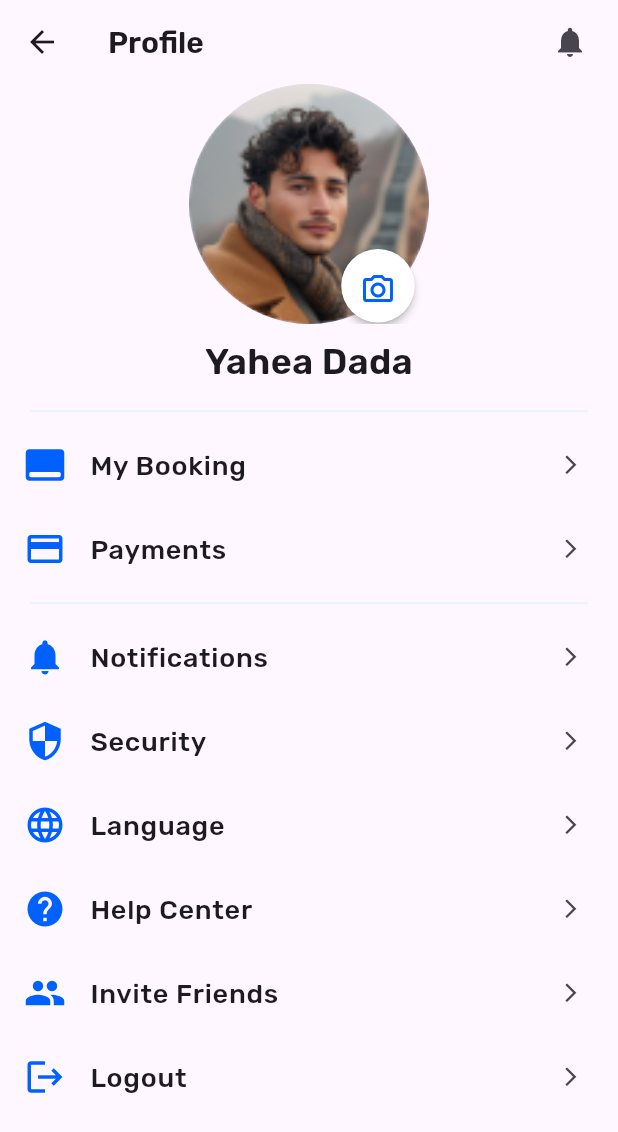
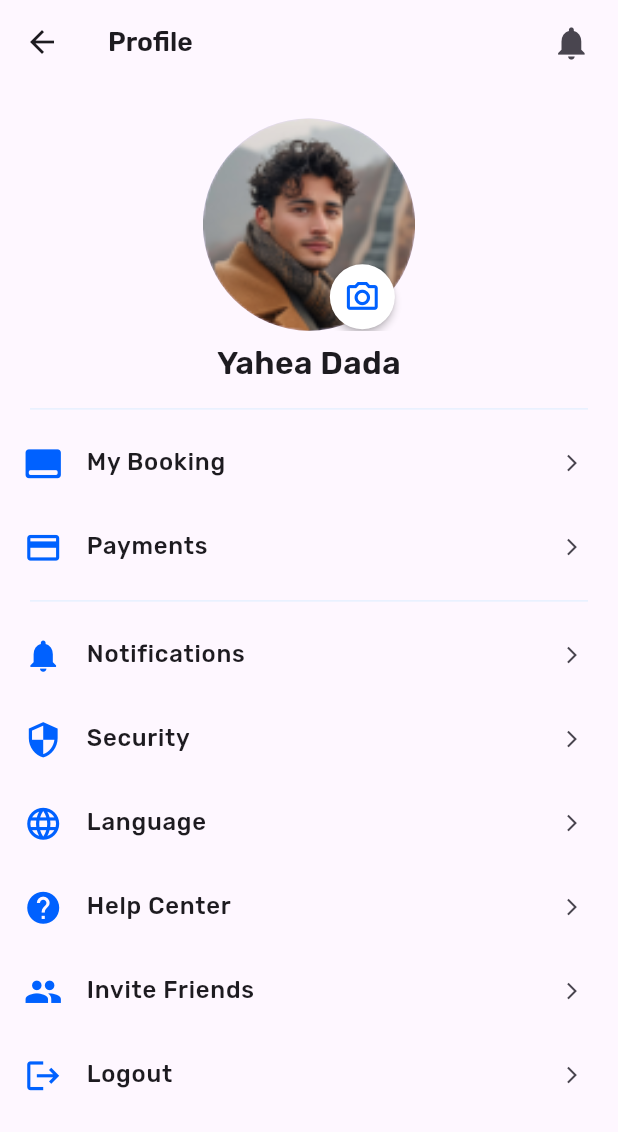
Before and after one commit to Dada6x/easyrent, a Flutter app: the Profile screen opened directly, on a phone screen of 412 x 824 dp. Shown: the top 1132 px of the screen. Run offline on Flutter 3.47's test engine with Material 3 defaults, Android fonts, the light colour scheme and no system bars; our stand-ins replace dio, flutter_screenutil, get, lottie.

Commit message:
file arhitacture and screenUtil pkg

```diff
--- a/lib/core/constants/assets.dart
+++ b/lib/core/constants/assets.dart
@@ -46,5 +46,5 @@ const paypal = "assets/icons/Paypal.png";
 const masterCard = "assets/icons/MasterCard.png";
 const googlePay = "assets/icons/GooglePay.png";
 const chip = "assets/icons/Chip.png";
-//! --------------animations-----------------
+//!-----------animations----------------------
 const easyRent = "assets/animations/EeasyRent.json";
--- a/lib/core/utils/textStyles.dart
+++ b/lib/core/utils/textStyles.dart
@@ -1,112 +1,113 @@
 // ignore: file_names
 import 'package:flutter/material.dart';
+import 'package:flutter_screenutil/flutter_screenutil.dart';
 
 class AppTextStyles {
   //! 32
-  static TextStyle h32light = const TextStyle(
-      fontSize: 32, fontFamily: "Rubik", fontWeight: FontWeight.w300);
-  static TextStyle h32regular = const TextStyle(
-      fontSize: 32, fontFamily: "Rubik", fontWeight: FontWeight.w400);
-  static TextStyle h32medium = const TextStyle(
-      fontSize: 32, fontFamily: "Rubik", fontWeight: FontWeight.w500);
-  static TextStyle h32semi = const TextStyle(
-      fontSize: 32, fontFamily: "Rubik", fontWeight: FontWeight.w600);
-  static TextStyle h32bold = const TextStyle(
-      fontSize: 32, fontFamily: "Rubik", fontWeight: FontWeight.w900);
-  static TextStyle h32extrabold = const TextStyle(
-      fontSize: 32, fontFamily: "Rubik", fontWeight: FontWeight.w800);
+  static TextStyle h32light = TextStyle(
+      fontSize: 32.sp, fontFamily: "Rubik", fontWeight: FontWeight.w300);
+  static TextStyle h32regular = TextStyle(
+      fontSize: 32.sp, fontFamily: "Rubik", fontWeight: FontWeight.w400);
+  static TextStyle h32medium = TextStyle(
+      fontSize: 32.sp, fontFamily: "Rubik", fontWeight: FontWeight.w500);
+  static TextStyle h32semi = TextStyle(
+      fontSize: 32.sp, fontFamily: "Rubik", fontWeight: FontWeight.w600);
+  static TextStyle h32bold = TextStyle(
+      fontSize: 32.sp, fontFamily: "Rubik", fontWeight: FontWeight.w900);
+  static TextStyle h32extrabold = TextStyle(
+      fontSize: 32.sp, fontFamily: "Rubik", fontWeight: FontWeight.w800);
   //! 24
-  static TextStyle h24light = const TextStyle(
-      fontSize: 24, fontFamily: "Rubik", fontWeight: FontWeight.w300);
-  static TextStyle h24regular = const TextStyle(
-      fontSize: 24, fontFamily: "Rubik", fontWeight: FontWeight.w400);
-  static TextStyle h24medium = const TextStyle(
-      fontSize: 24, fontFamily: "Rubik", fontWeight: FontWeight.w500);
-  static TextStyle h24semi = const TextStyle(
-      fontSize: 24, fontFamily: "Rubik", fontWeight: FontWeight.w600);
-  static TextStyle h24bold = const TextStyle(
-      fontSize: 24, fontFamily: "Rubik", fontWeight: FontWeight.w900);
-  static TextStyle h24extrabold = const TextStyle(
-      fontSize: 24, fontFamily: "Rubik", fontWeight: FontWeight.w800);
+  static TextStyle h24light = TextStyle(
+      fontSize: 24.sp, fontFamily: "Rubik", fontWeight: FontWeight.w300);
+  static TextStyle h24regular = TextStyle(
+      fontSize: 24.sp, fontFamily: "Rubik", fontWeight: FontWeight.w400);
+  static TextStyle h24medium = TextStyle(
+      fontSize: 24.sp, fontFamily: "Rubik", fontWeight: FontWeight.w500);
+  static TextStyle h24semi = TextStyle(
+      fontSize: 24.sp, fontFamily: "Rubik", fontWeight: FontWeight.w600);
+  static TextStyle h24bold = TextStyle(
+      fontSize: 24.sp, fontFamily: "Rubik", fontWeight: FontWeight.w900);
+  static TextStyle h24extrabold = TextStyle(
+      fontSize: 24.sp, fontFamily: "Rubik", fontWeight: FontWeight.w800);
   //!20
-  static TextStyle h20light = const TextStyle(
-      fontSize: 20, fontFamily: "Rubik", fontWeight: FontWeight.w300);
-  static TextStyle h20regular = const TextStyle(
-      fontSize: 20, fontFamily: "Rubik", fontWeight: FontWeight.w400);
-  static TextStyle h20medium = const TextStyle(
-      fontSize: 20, fontFamily: "Rubik", fontWeight: FontWeight.w500);
-  static TextStyle h20semi = const TextStyle(
-      fontSize: 20, fontFamily: "Rubik", fontWeight: FontWeight.w600);
-  static TextStyle h20bold = const TextStyle(
-      fontSize: 20, fontFamily: "Rubik", fontWeight: FontWeight.w900);
-  static TextStyle h20extrabold = const TextStyle(
-      fontSize: 20, fontFamily: "Rubik", fontWeight: FontWeight.w800);
+  static TextStyle h20light = TextStyle(
+      fontSize: 20.sp, fontFamily: "Rubik", fontWeight: FontWeight.w300);
+  static TextStyle h20regular = TextStyle(
+      fontSize: 20.sp, fontFamily: "Rubik", fontWeight: FontWeight.w400);
+  static TextStyle h20medium = TextStyle(
+      fontSize: 20.sp, fontFamily: "Rubik", fontWeight: FontWeight.w500);
+  static TextStyle h20semi = TextStyle(
+      fontSize: 20.sp, fontFamily: "Rubik", fontWeight: FontWeight.w600);
+  static TextStyle h20bold = TextStyle(
+      fontSize: 20.sp, fontFamily: "Rubik", fontWeight: FontWeight.w900);
+  static TextStyle h20extrabold = TextStyle(
+      fontSize: 20.sp, fontFamily: "Rubik", fontWeight: FontWeight.w800);
 
   //! 18
-  static TextStyle h18light = const TextStyle(
-      fontSize: 18, fontFamily: "Rubik", fontWeight: FontWeight.w300);
-  static TextStyle h18regular = const TextStyle(
-      fontSize: 18, fontFamily: "Rubik", fontWeight: FontWeight.w400);
-  static TextStyle h18medium = const TextStyle(
-      fontSize: 18, fontFamily: "Rubik", fontWeight: FontWeight.w500);
-  static TextStyle h18semi = const TextStyle(
-      fontSize: 18, fontFamily: "Rubik", fontWeight: FontWeight.w600);
-  static TextStyle h18bold = const TextStyle(
-      fontSize: 18, fontFamily: "Rubik", fontWeight: FontWeight.w900);
-  static TextStyle h18extrabold = const TextStyle(
-      fontSize: 18, fontFamily: "Rubik", fontWeight: FontWeight.w800);
+  static TextStyle h18light = TextStyle(
+      fontSize: 18.sp, fontFamily: "Rubik", fontWeight: FontWeight.w300);
+  static TextStyle h18regular = TextStyle(
+      fontSize: 18.sp, fontFamily: "Rubik", fontWeight: FontWeight.w400);
+  static TextStyle h18medium = TextStyle(
+      fontSize: 18.sp, fontFamily: "Rubik", fontWeight: FontWeight.w500);
+  static TextStyle h18semi = TextStyle(
+      fontSize: 18.sp, fontFamily: "Rubik", fontWeight: FontWeight.w600);
+  static TextStyle h18bold = TextStyle(
+      fontSize: 18.sp, fontFamily: "Rubik", fontWeight: FontWeight.w900);
+  static TextStyle h18extrabold = TextStyle(
+      fontSize: 18.sp, fontFamily: "Rubik", fontWeight: FontWeight.w800);
   //!16
-  static TextStyle h16light = const TextStyle(
-      fontSize: 16, fontFamily: "Rubik", fontWeight: FontWeight.w300);
-  static TextStyle h16regular = const TextStyle(
-      fontSize: 16, fontFamily: "Rubik", fontWeight: FontWeight.w400);
-  static TextStyle h16medium = const TextStyle(
-      fontSize: 16, fontFamily: "Rubik", fontWeight: FontWeight.w500);
-  static TextStyle h16semi = const TextStyle(
-      fontSize: 16, fontFamily: "Rubik", fontWeight: FontWeight.w600);
-  static TextStyle h16bold = const TextStyle(
-      fontSize: 16, fontFamily: "Rubik", fontWeight: FontWeight.w900);
-  static TextStyle h16extrabold = const TextStyle(
-      fontSize: 16, fontFamily: "Rubik", fontWeight: FontWeight.w800);
-  //!14
-  static TextStyle h14light = const TextStyle(
-      fontSize: 14, fontFamily: "Rubik", fontWeight: FontWeight.w300);
-  static TextStyle h14regular = const TextStyle(
-      fontSize: 14, fontFamily: "Rubik", fontWeight: FontWeight.w400);
-  static TextStyle h14medium = const TextStyle(
-      fontSize: 14, fontFamily: "Rubik", fontWeight: FontWeight.w500);
-  static TextStyle h14semi = const TextStyle(
-      fontSize: 14, fontFamily: "Rubik", fontWeight: FontWeight.w600);
-  static TextStyle h14bold = const TextStyle(
-      fontSize: 14, fontFamily: "Rubik", fontWeight: FontWeight.w900);
-  static TextStyle h14extrabold = const TextStyle(
-      fontSize: 14, fontFamily: "Rubik", fontWeight: FontWeight.w800);
+  static TextStyle h16light = TextStyle(
+      fontSize: 16.sp, fontFamily: "Rubik", fontWeight: FontWeight.w300);
+  static TextStyle h16regular = TextStyle(
+      fontSize: 16.sp, fontFamily: "Rubik", fontWeight: FontWeight.w400);
+  static TextStyle h16medium = TextStyle(
+      fontSize: 16.sp, fontFamily: "Rubik", fontWeight: FontWeight.w500);
+  static TextStyle h16semi = TextStyle(
+      fontSize: 16.sp, fontFamily: "Rubik", fontWeight: FontWeight.w600);
+  static TextStyle h16bold = TextStyle(
+      fontSize: 16.sp, fontFamily: "Rubik", fontWeight: FontWeight.w900);
+  static TextStyle h16extrabold = TextStyle(
+      fontSize: 16.sp, fontFamily: "Rubik", fontWeight: FontWeight.w800);
+  //!14.sp
+  static TextStyle h14light = TextStyle(
+      fontSize: 14.sp, fontFamily: "Rubik", fontWeight: FontWeight.w300);
+  static TextStyle h14regular = TextStyle(
+      fontSize: 14.sp, fontFamily: "Rubik", fontWeight: FontWeight.w400);
+  static TextStyle h14medium = TextStyle(
+      fontSize: 14.sp, fontFamily: "Rubik", fontWeight: FontWeight.w500);
+  static TextStyle h14semi = TextStyle(
+      fontSize: 14.sp, fontFamily: "Rubik", fontWeight: FontWeight.w600);
+  static TextStyle h14bold = TextStyle(
+      fontSize: 14.sp, fontFamily: "Rubik", fontWeight: FontWeight.w900);
+  static TextStyle h14extrabold = TextStyle(
+      fontSize: 14.sp, fontFamily: "Rubik", fontWeight: FontWeight.w800);
   //! 12
-  static TextStyle h12light = const TextStyle(
-      fontSize: 12, fontFamily: "Rubik", fontWeight: FontWeight.w300);
-  static TextStyle h12regular = const TextStyle(
-      fontSize: 12, fontFamily: "Rubik", fontWeight: FontWeight.w400);
-  static TextStyle h12medium = const TextStyle(
-      fontSize: 12, fontFamily: "Rubik", fontWeight: FontWeight.w500);
-  static TextStyle h12semi = const TextStyle(
-      fontSize: 12, fontFamily: "Rubik", fontWeight: FontWeight.w600);
-  static TextStyle h12bold = const TextStyle(
-      fontSize: 12, fontFamily: "Rubik", fontWeight: FontWeight.w900);
-  static TextStyle h12extrabold = const TextStyle(
-      fontSize: 12, fontFamily: "Rubik", fontWeight: FontWeight.w800);
+  static TextStyle h12light = TextStyle(
+      fontSize: 12.sp, fontFamily: "Rubik", fontWeight: FontWeight.w300);
+  static TextStyle h12regular = TextStyle(
+      fontSize: 12.sp, fontFamily: "Rubik", fontWeight: FontWeight.w400);
+  static TextStyle h12medium = TextStyle(
+      fontSize: 12.sp, fontFamily: "Rubik", fontWeight: FontWeight.w500);
+  static TextStyle h12semi = TextStyle(
+      fontSize: 12.sp, fontFamily: "Rubik", fontWeight: FontWeight.w600);
+  static TextStyle h12bold = TextStyle(
+      fontSize: 12.sp, fontFamily: "Rubik", fontWeight: FontWeight.w900);
+  static TextStyle h12extrabold = TextStyle(
+      fontSize: 12.sp, fontFamily: "Rubik", fontWeight: FontWeight.w800);
   // ! 10
-  static TextStyle h10light = const TextStyle(
-      fontSize: 10, fontFamily: "Rubik", fontWeight: FontWeight.w300);
-  static TextStyle h10regular = const TextStyle(
-      fontSize: 10, fontFamily: "Rubik", fontWeight: FontWeight.w400);
-  static TextStyle h10medium = const TextStyle(
-      fontSize: 10, fontFamily: "Rubik", fontWeight: FontWeight.w500);
-  static TextStyle h10semi = const TextStyle(
-      fontSize: 10, fontFamily: "Rubik", fontWeight: FontWeight.w600);
-  static TextStyle h10bold = const TextStyle(
-      fontSize: 10, fontFamily: "Rubik", fontWeight: FontWeight.w900);
-  static TextStyle h10extrabold = const TextStyle(
-      fontSize: 10, fontFamily: "Rubik", fontWeight: FontWeight.w800);
+  static TextStyle h10light = TextStyle(
+      fontSize: 10.sp, fontFamily: "Rubik", fontWeight: FontWeight.w300);
+  static TextStyle h10regular = TextStyle(
+      fontSize: 10.sp, fontFamily: "Rubik", fontWeight: FontWeight.w400);
+  static TextStyle h10medium = TextStyle(
+      fontSize: 10.sp, fontFamily: "Rubik", fontWeight: FontWeight.w500);
+  static TextStyle h10semi = TextStyle(
+      fontSize: 10.sp, fontFamily: "Rubik", fontWeight: FontWeight.w600);
+  static TextStyle h10bold = TextStyle(
+      fontSize: 10.sp, fontFamily: "Rubik", fontWeight: FontWeight.w900);
+  static TextStyle h10extrabold = TextStyle(
+      fontSize: 10.sp, fontFamily: "Rubik", fontWeight: FontWeight.w800);
 }
 
 /*
--- a/lib/main.dart
+++ b/lib/main.dart
@@ -1,15 +1,27 @@
-import 'package:easyrent/presentation/view/introduction_screen.dart';
+import 'package:easyrent/presentation/navigation/navigator.dart';
+import 'package:easyrent/presentation/profile/view/profile.dart';
 import 'package:flutter/material.dart';
 import 'package:flutter/services.dart';
+import 'package:flutter_screenutil/flutter_screenutil.dart';
 import 'package:get/get.dart';
 
 void main() {
   SystemChrome.setSystemUIOverlayStyle(
       const SystemUiOverlayStyle(statusBarColor: Colors.transparent));
 
-  runApp(const GetMaterialApp(
-    debugShowCheckedModeBanner: false,
-    home: IntroductionScreen(),
+  runApp(ScreenUtilInit(
+    designSize: const Size(430, 932),// from Figma
+    minTextAdapt: true,
+    splitScreenMode: true,
+    builder: (context, child) {
+      return GetMaterialApp(
+        debugShowCheckedModeBanner: false,
+        theme: ThemeData(
+          primarySwatch: Colors.blue,
+        ),
+        home: const HomeScreenNavigator(),
+      );
+    },
   ));
 }
 
@@ -63,7 +75,11 @@ lib/
 * Theming (Dark/Light)
 * Navigation through routes
 
+TODO ask GPT where to put theme, localization , internet connection, and middlewares for introScreens
+
+.w → width scaling
+.h → height scaling
+.sp → font scaling
+.r → general radius/size scaling
+
 */
-//TODO ask GPT where to put theme, localization , internet connection, and middlewares for introScreens
-// do more application with res API's
-//
--- a/lib/presentation/view/homePage.dart
+++ b/lib/presentation/home/views/homePage.dart
@@ -1,4 +1,4 @@
-import 'package:easyrent/presentation/widgets/homeappbar.dart';
+import 'package:easyrent/presentation/home/widgets/homeappbar.dart';
 import 'package:flutter/material.dart';
 
 class Homepage extends StatelessWidget {
--- a/lib/presentation/widgets/homeappbar.dart
+++ b/lib/presentation/home/widgets/homeappbar.dart
@@ -1,21 +1,23 @@
 import 'package:easyrent/core/constants/assets.dart';
 import 'package:easyrent/core/constants/colors.dart';
+import 'package:easyrent/core/utils/textStyles.dart';
 import 'package:flutter/material.dart';
+import 'package:flutter_screenutil/flutter_screenutil.dart';
 
 AppBar homePageAppbar() {
   return AppBar(
-      scrolledUnderElevation: 1.0,
+    scrolledUnderElevation: 1.0,
     surfaceTintColor: Colors.transparent,
     forceMaterialTransparency: true,
     elevation: 0,
-    title: const Row(
+    title: Row(
       children: [
         CircleAvatar(
-          radius: 20,
+          radius: 20.r,
           backgroundColor: primaryBlue,
-          backgroundImage: AssetImage(avatar),
+          backgroundImage: const AssetImage(avatar),
         ),
-        SizedBox(width: 12),
+        SizedBox(width: 12.r),
         Expanded(
           // Ensures the column doesn't overflow
           child: Column(
@@ -24,13 +26,12 @@ AppBar homePageAppbar() {
             children: [
               Text(
                 "Good morning",
-                style: TextStyle(fontSize: 14, color: grey),
+                style: AppTextStyles.h12regular,
                 overflow: TextOverflow.ellipsis,
               ),
               Text(
                 "Yahea Dada",
-                style: TextStyle(
-                    fontSize: 16, fontWeight: FontWeight.bold, color: black),
+                style: AppTextStyles.h16medium,
                 overflow: TextOverflow.ellipsis,
               ),
             ],
@@ -39,7 +40,15 @@ AppBar homePageAppbar() {
       ],
     ),
     actions: [
-      IconButton(onPressed: () {}, icon: const Icon(Icons.notifications))
+      Padding(
+        padding: EdgeInsets.all(8.0.r),
+        child: IconButton(
+            onPressed: () {},
+            icon: Icon(
+              Icons.notifications,
+              size: 30.r,
+            )),
+      )
     ],
   );
 }
--- a/lib/presentation/view/introduction_screen.dart
+++ b/lib/presentation/navigation/introduction_screen.dart
@@ -1,6 +1,6 @@
 import 'package:easyrent/core/constants/colors.dart';
 import 'package:easyrent/core/constants/assets.dart';
-import 'package:easyrent/presentation/view/navigator.dart';
+import 'package:easyrent/presentation/navigation/navigator.dart';
 import 'package:flutter/material.dart';
 import 'package:get/get.dart';
 import 'package:lottie/lottie.dart';
--- a/lib/presentation/view/navigator.dart
+++ b/lib/presentation/navigation/navigator.dart
@@ -1,9 +1,10 @@
 import 'package:easyrent/core/constants/colors.dart';
 import 'package:easyrent/core/utils/textStyles.dart';
-import 'package:easyrent/presentation/view/homePage.dart';
-import 'package:easyrent/presentation/view/profile.dart';
-import 'package:easyrent/presentation/view/search.dart';
+import 'package:easyrent/presentation/home/views/homePage.dart';
+import 'package:easyrent/presentation/profile/view/profile.dart';
+import 'package:easyrent/presentation/search/views/search.dart';
 import 'package:flutter/material.dart';
+import 'package:flutter_screenutil/flutter_screenutil.dart';
 
 class HomeScreenNavigator extends StatefulWidget {
   const HomeScreenNavigator({super.key});
@@ -46,7 +47,7 @@ class _HomeScreenNavigatorState extends State<HomeScreenNavigator> {
           unselectedLabelStyle: AppTextStyles.h12medium,
           selectedItemColor: primaryBlue,
           unselectedItemColor: grey,
-          iconSize: 24, //!
+          iconSize: 30.r, //!
           onTap: _onItemTapped,
           items: const [
             BottomNavigationBarItem(
@@ -63,7 +64,7 @@ class _HomeScreenNavigatorState extends State<HomeScreenNavigator> {
                 label: 'Profile'),
           ],
           elevation: 2,
-          type: BottomNavigationBarType.shifting,
+          type: BottomNavigationBarType.fixed,
         ),
       ),
     );
--- a/lib/presentation/view/profile.dart
+++ b/lib/presentation/profile/view/profile.dart
@@ -1,8 +1,9 @@
 import 'package:easyrent/core/constants/assets.dart';
 import 'package:easyrent/core/constants/colors.dart';
 import 'package:easyrent/core/utils/textStyles.dart';
-import 'package:easyrent/presentation/widgets/profileappbar.dart';
+import 'package:easyrent/presentation/profile/widgets/profileappbar.dart';
 import 'package:flutter/material.dart';
+import 'package:flutter_screenutil/flutter_screenutil.dart';
 import 'package:get/get.dart';
 import 'package:get/get_core/src/get_main.dart';
 
@@ -17,16 +18,19 @@ class Profile extends StatelessWidget {
         child: Column(
           children: [
             // image
+            SizedBox(
+              height: 26.r,
+            ),
             Center(
               child: Stack(children: [
-                const CircleAvatar(
-                  radius: 80, //!
-                  backgroundImage: AssetImage(avatar),
+                CircleAvatar(
+                  radius: 80.r,
+                  backgroundImage: const AssetImage(avatar),
                 ),
                 Positioned(
-                    bottom: 1,
-                    right: -10, //!
-                    height: 49, //!
+                    bottom: 1.r,
+                    right: -10.r, //!
+                    height: 49.r, //!
                     child: RawMaterialButton(
                       onPressed: () {
                         //! image Picker Dialog
@@ -64,17 +68,18 @@ class Profile extends StatelessWidget {
                       },
                       elevation: 2,
                       fillColor: Colors.white,
-                      padding: const EdgeInsets.all(15.0),
+                      padding: EdgeInsets.all(10.r),
                       shape: const CircleBorder(),
-                      child: const Icon(
+                      child: Icon(
                         Icons.camera_alt_outlined,
                         color: primaryBlue,
+                        size: 28.r,
                       ),
                     )),
               ]),
             ),
             Padding(
-              padding: const EdgeInsets.all(8.0),
+              padding: EdgeInsets.all(8.r),
               child: Text(
                   textAlign: TextAlign.center,
                   "Yahea Dada",
@@ -133,17 +138,20 @@ Widget customListTile(
   String string,
   IconData? leading,
 ) {
-  return Material(
+  return RawMaterialButton(
+    onPressed: () {
+      // destination to go 🌃
+    },
     child: ListTile(
       leading: Icon(
         leading,
         color: primaryBlue,
-        size: 28, //!
+        size: 29.r, //!
       ),
       title: Text(string, style: AppTextStyles.h18medium),
-      trailing: const Icon(
+      trailing: Icon(
         Icons.arrow_forward_ios,
-        size: 15, //!
+        size: 15.r, //!
       ),
     ),
   );
--- a/lib/presentation/widgets/profileappbar.dart
+++ b/lib/presentation/profile/widgets/profileappbar.dart
@@ -1,5 +1,6 @@
 import 'package:easyrent/core/utils/textStyles.dart';
 import 'package:flutter/material.dart';
+import 'package:flutter_screenutil/flutter_screenutil.dart';
 
 AppBar profileAppbar() {
   return AppBar(
@@ -13,9 +14,13 @@ AppBar profileAppbar() {
     ),
     actions: [
       Padding(
-        padding: const EdgeInsets.all(8.0),
-        child:
-            IconButton(onPressed: () {}, icon: const Icon(Icons.notifications)),
+        padding: EdgeInsets.all(8.0.r),
+        child: IconButton(
+            onPressed: () {},
+            icon: Icon(
+              Icons.notifications,
+              size: 30.r,
+            )),
       )
     ],
   );
--- a/lib/presentation/view/search.dart
+++ b/lib/presentation/search/views/search.dart
@@ -1,4 +1,4 @@
-import 'package:easyrent/presentation/widgets/searcappbar.dart';
+import 'package:easyrent/presentation/search/widgets/searcappbar.dart';
 import 'package:flutter/material.dart';
 
 class Search extends StatelessWidget {
--- /dev/null
+++ b/lib/presentation/search/widgets/searcappbar.dart
@@ -0,0 +1,26 @@
+import 'package:easyrent/core/utils/textStyles.dart';
+import 'package:flutter/material.dart';
+import 'package:flutter_screenutil/flutter_screenutil.dart';
+
+AppBar searchAppbar() {
+  return AppBar(
+    scrolledUnderElevation: 1.0,
+    surfaceTintColor: Colors.transparent,
+    forceMaterialTransparency: true,
+    elevation: 0,
+    centerTitle: true,
+    leading: const BackButton(),
+    title: Text("Search for Your Ideal Home", style: AppTextStyles.h16medium),
+    actions: [
+      Padding(
+        padding: EdgeInsets.all(8.0.r),
+        child: IconButton(
+            onPressed: () {},
+            icon: Icon(
+              Icons.notifications,
+              size: 30.r,
+            )),
+      )
+    ],
+  );
+}
--- a/lib/presentation/widgets/searcappbar.dart
+++ /dev/null
@@ -1,23 +0,0 @@
-import 'package:flutter/material.dart';
-
-AppBar searchAppbar() {
-  return AppBar(
-      scrolledUnderElevation: 1.0,
-    surfaceTintColor: Colors.transparent,
-    forceMaterialTransparency: true,
-    elevation: 0,
-    centerTitle: true,
-    leading: const BackButton(),
-    title: const Text(
-      "Search for Your Ideal Home",
-      style: TextStyle(fontSize: 15),
-    ),
-    actions: [
-      Padding(
-        padding: const EdgeInsets.all(8.0),
-        child:
-            IconButton(onPressed: () {}, icon: const Icon(Icons.notifications)),
-      )
-    ],
-  );
-}
--- a/lib/routes/apppages.dart
+++ b/lib/routes/apppages.dart
@@ -1,5 +1,5 @@
-import 'package:easyrent/presentation/view/homePage.dart';
-import 'package:easyrent/presentation/view/search.dart';
+import 'package:easyrent/presentation/home/views/homePage.dart';
+import 'package:easyrent/presentation/search/views/search.dart';
 import 'package:easyrent/routes/routes.dart';
 import 'package:get/get.dart';
 
```
Also changed, not shown: lib/presentation/navigation/splash_screen.dart (added).
